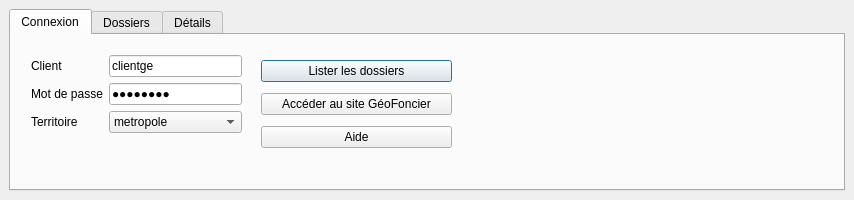
Old version of the form ui_geofoncierconsultation.ui in the repository Gustry/GeoFoncier-consultation.
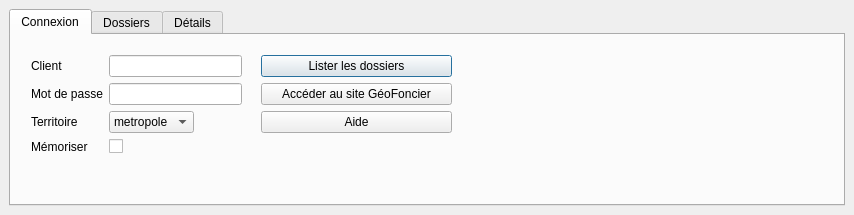
New version of the form. The open tabs and pages were chosen to show the change. Icons and pictures are not drawn.

Commit message: Enregistrement des identifiants

```diff
--- a/ui_geofoncierconsultation.ui
+++ b/ui_geofoncierconsultation.ui
@@ -7,15 +7,21 @@
     <x>0</x>
     <y>0</y>
     <width>854</width>
-    <height>200</height>
+    <height>215</height>
    </rect>
   </property>
   <property name="sizePolicy">
-   <sizepolicy hsizetype="Preferred" vsizetype="Expanding">
+   <sizepolicy hsizetype="Preferred" vsizetype="Minimum">
     <horstretch>0</horstretch>
     <verstretch>0</verstretch>
    </sizepolicy>
   </property>
+  <property name="minimumSize">
+   <size>
+    <width>684</width>
+    <height>195</height>
+   </size>
+  </property>
   <property name="windowTitle">
    <string>Mes dossiers GéoFoncier</string>
   </property>
@@ -39,10 +45,13 @@
           <x>20</x>
           <y>20</y>
           <width>211</width>
-          <height>101</height>
+          <height>105</height>
          </rect>
         </property>
         <layout class="QFormLayout" name="formLayout">
+         <property name="fieldGrowthPolicy">
+          <enum>QFormLayout::ExpandingFieldsGrow</enum>
+         </property>
          <item row="0" column="0">
           <widget class="QLabel" name="label_login">
            <property name="text">
@@ -56,7 +65,7 @@
             <bool>true</bool>
            </property>
            <property name="text">
-            <string notr="true">clientge</string>
+            <string notr="true"/>
            </property>
           </widget>
          </item>
@@ -73,7 +82,7 @@
             <bool>true</bool>
            </property>
            <property name="text">
-            <string notr="true">clientge</string>
+            <string notr="true"/>
            </property>
            <property name="echoMode">
             <enum>QLineEdit::Password</enum>
@@ -125,6 +134,20 @@
            </item>
           </widget>
          </item>
+         <item row="3" column="1">
+          <widget class="QCheckBox" name="checkBox_memoriser">
+           <property name="text">
+            <string/>
+           </property>
+          </widget>
+         </item>
+         <item row="3" column="0">
+          <widget class="QLabel" name="label_8">
+           <property name="text">
+            <string>Mémoriser</string>
+           </property>
+          </widget>
+         </item>
         </layout>
        </widget>
        <widget class="QWidget" name="verticalLayoutWidget_2">
@@ -133,7 +156,7 @@
           <x>250</x>
           <y>20</y>
           <width>191</width>
-          <height>101</height>
+          <height>81</height>
          </rect>
         </property>
         <layout class="QVBoxLayout" name="verticalLayout_3">
```
Left out of the diff: 2 changed lines with no effect on the pictures. The commit also changes 2 other files.
